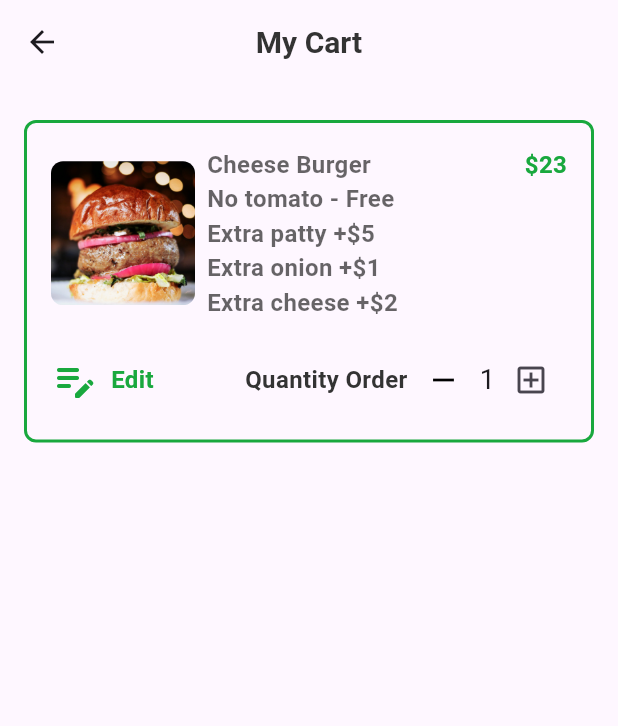
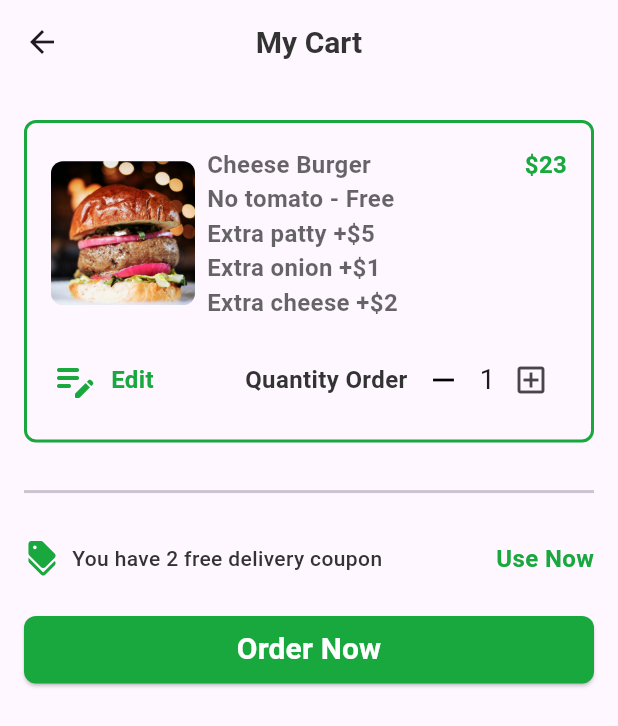
Before and after one commit to MahmoudYasserElbanna/MakanGes_Projcet, a Flutter app: the MyCartViewBody screen opened directly, on a phone screen of 412 x 824 dp. Shown: the top 726 px of the screen. Run offline on Flutter 3.47's test engine with Material 3 defaults, Android fonts, the phone set to English and light mode, and no system bars; our stand-ins replace font_awesome_flutter, go_router, google_nav_bar.

Commit message:
add order coupon and button

```diff
--- a/lib/features/checkout/presentation/view/widgets/my_cart_view_body.dart
+++ b/lib/features/checkout/presentation/view/widgets/my_cart_view_body.dart
@@ -1,7 +1,9 @@
 import 'package:flutter/material.dart';
 import 'package:makanges_app/core/utils/assets.dart';
 import 'package:makanges_app/core/utils/styles.dart';
+import 'package:makanges_app/core/widgets/custom_elevated_button.dart';
 import 'package:makanges_app/features/checkout/presentation/view/widgets/cart_item.dart';
+import 'package:makanges_app/features/checkout/presentation/view/widgets/order_coupon.dart';
 
 class MyCartViewBody extends StatefulWidget {
   const MyCartViewBody({super.key});
@@ -25,6 +27,7 @@ class _MyCartViewBodyState extends State<MyCartViewBody> {
       ),
       body: Padding(
         padding: const EdgeInsets.symmetric(vertical: 24, horizontal: 16),
+        child: SingleChildScrollView(
           child: Column(
             crossAxisAlignment: CrossAxisAlignment.start,
             children: [
@@ -40,7 +43,14 @@ class _MyCartViewBodyState extends State<MyCartViewBody> {
                   });
                 },
               ),
+              SizedBox(height: MediaQuery.of(context).size.height * 0.03),
+              const Divider(thickness: 2),
+              SizedBox(height: MediaQuery.of(context).size.height * 0.03),
+              const OrderCoupon(),
+              SizedBox(height: MediaQuery.of(context).size.height * 0.03),
+              CustomElevatedButton(label: 'Order Now', onPressed: () {})
             ],
+          ),
         ),
       ),
     );
--- /dev/null
+++ b/lib/features/checkout/presentation/view/widgets/order_coupon.dart
@@ -0,0 +1,35 @@
+import 'package:flutter/material.dart';
+import 'package:makanges_app/constants.dart';
+import 'package:makanges_app/core/utils/styles.dart';
+
+class OrderCoupon extends StatelessWidget {
+  const OrderCoupon({
+    super.key,
+  });
+
+  @override
+  Widget build(BuildContext context) {
+    return Row(
+      mainAxisAlignment: MainAxisAlignment.spaceBetween,
+      children: [
+        Row(
+          children: [
+            Icon(
+              Icons.discount,
+              color: kPrimaryColor,
+            ),
+            const SizedBox(width: 8),
+            const Text(
+              'You have 2 free delivery coupon',
+              style: Styles.textStyle14,
+            ),
+          ],
+        ),
+        const Text(
+          'Use Now',
+          style: Styles.textGreenStyle16,
+        ),
+      ],
+    );
+  }
+}
```
Lines whose indentation alone changed are shown as unchanged.
